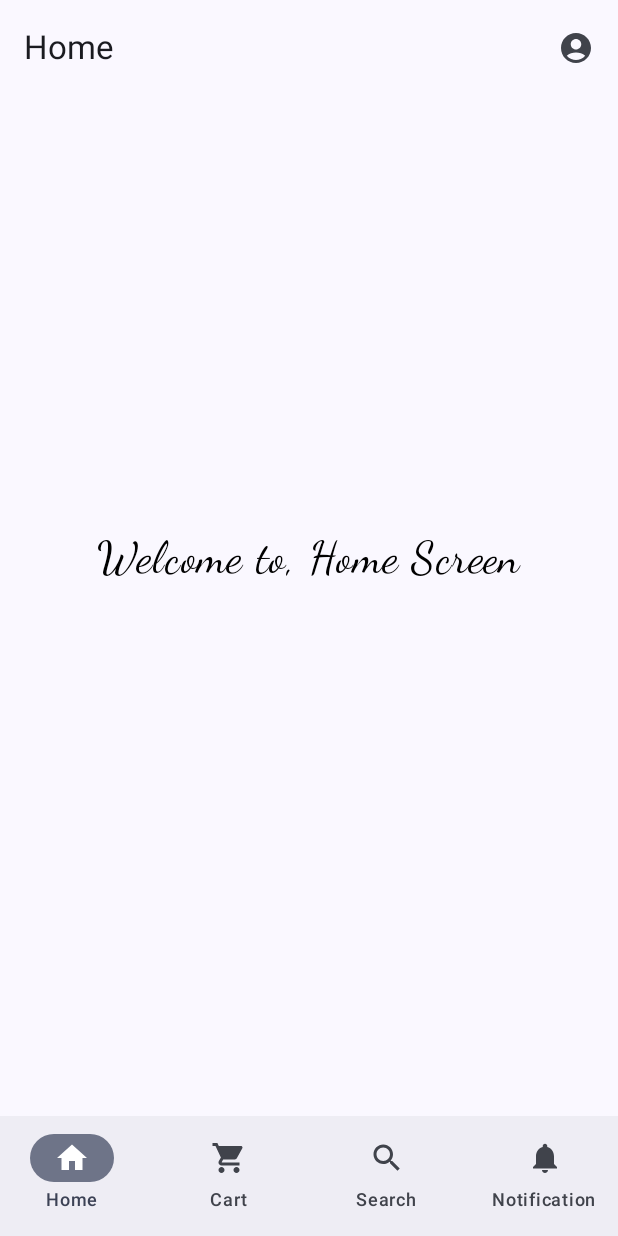
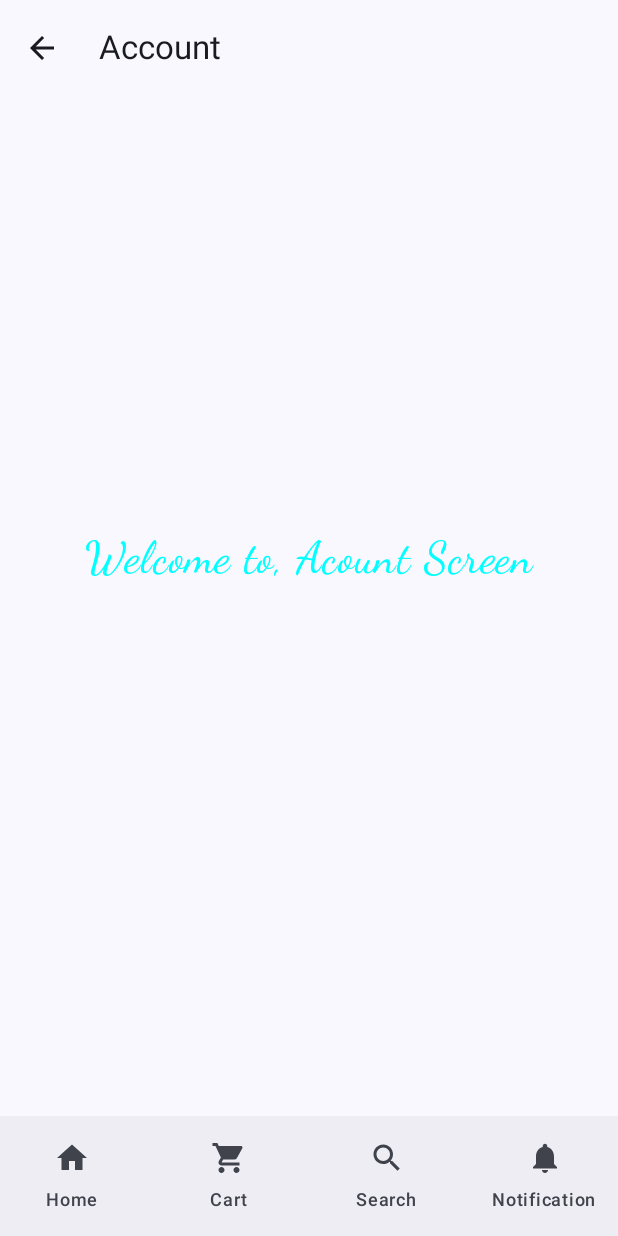
Before and after one commit to hardi17/BottomNavigation-JetpackCompose, an Android app built with Jetpack Compose: the screen it shows after launch (MainActivity), after a tap on "Account", on a phone screen of 412 x 824 dp. Run offline under Robolectric (Android 15) with nearby library versions, the phone set to English and light mode, and no system bars.

Commit message:
navigate from home screen to account screen implementation.

```diff
--- a/app/src/main/java/com/hardi/bottomnavigation/ui/screen/HomeScreen.kt
+++ b/app/src/main/java/com/hardi/bottomnavigation/ui/screen/HomeScreen.kt
@@ -18,16 +18,17 @@ import androidx.compose.ui.graphics.Color
 import androidx.compose.ui.text.font.FontFamily
 import androidx.compose.ui.tooling.preview.Preview
 import androidx.compose.ui.unit.sp
+import androidx.navigation.NavHostController
+import androidx.navigation.compose.rememberNavController
 import com.hardi.bottomnavigation.ui.utils.ScreensName
 
 @OptIn(ExperimentalMaterial3Api::class)
-@Preview
 @Composable
-fun HomeScreen() {
+fun HomeScreen(navHostController: NavHostController) {
     TopAppBar(
         title = { Text("Home") },
         actions = {
-            IconButton(onClick = { ScreensName.SearchScreen.name }) {
+            IconButton(onClick = { navHostController.navigate(ScreensName.AccountScreen.name)}) {
                 Icon(Icons.Default.AccountCircle, contentDescription = "Account")
             }
         }
--- a/app/src/main/java/com/hardi/bottomnavigation/ui/utils/AppNavigationBar.kt
+++ b/app/src/main/java/com/hardi/bottomnavigation/ui/utils/AppNavigationBar.kt
@@ -19,6 +19,7 @@ import androidx.navigation.compose.NavHost
 import androidx.navigation.compose.composable
 import androidx.navigation.compose.currentBackStackEntryAsState
 import androidx.navigation.compose.rememberNavController
+import com.hardi.bottomnavigation.ui.screen.AccountScreen
 import com.hardi.bottomnavigation.ui.screen.CartScreen
 import com.hardi.bottomnavigation.ui.screen.HomeScreen
 import com.hardi.bottomnavigation.ui.screen.NotificationScreen
@@ -65,7 +66,7 @@ fun AppNavigationBar() {
             modifier = Modifier.padding(paddingValues)
         ) {
             composable(route = ScreensName.HomeScreen.name) {
-                HomeScreen()
+                HomeScreen(navHostController)
             }
             composable(route = ScreensName.CartScreen.name) {
                 CartScreen()
@@ -76,6 +77,9 @@ fun AppNavigationBar() {
             composable(route = ScreensName.NotificationScreen.name) {
                 NotificationScreen()
             }
+            composable(route = ScreensName.AccountScreen.name) {
+                AccountScreen(navHostController)
+            }
         }
 
     }
```
Also changed, not shown: app/src/main/java/com/hardi/bottomnavigation/ui/screen/AccountScreen.kt (+5 -11 lines).
